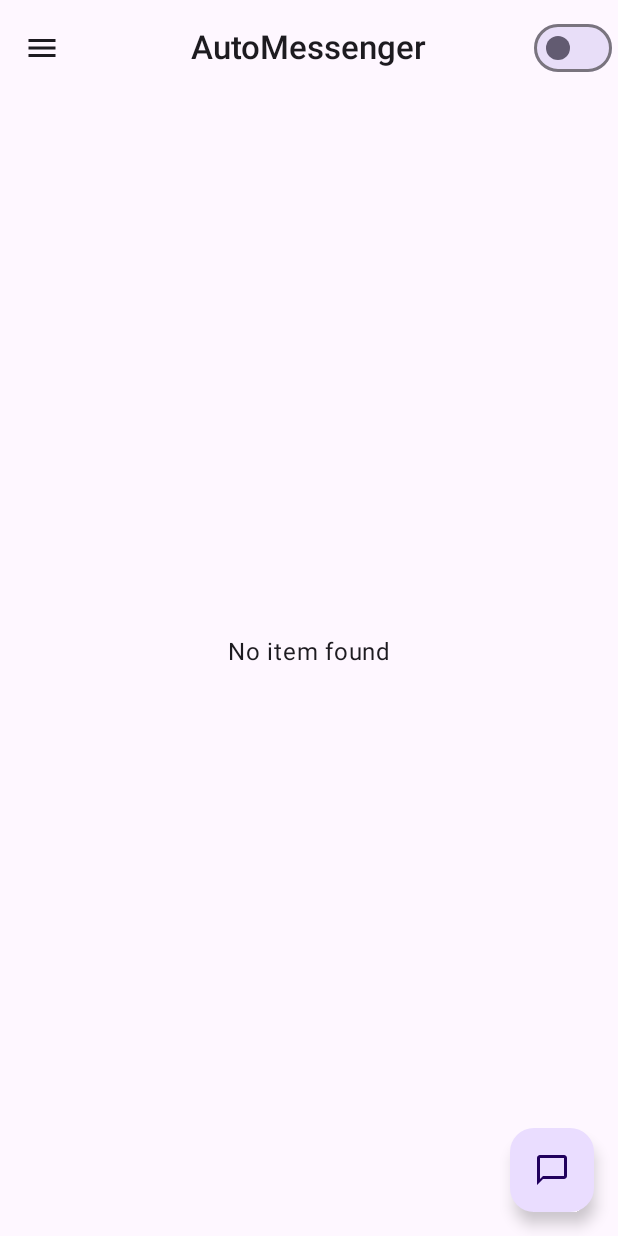
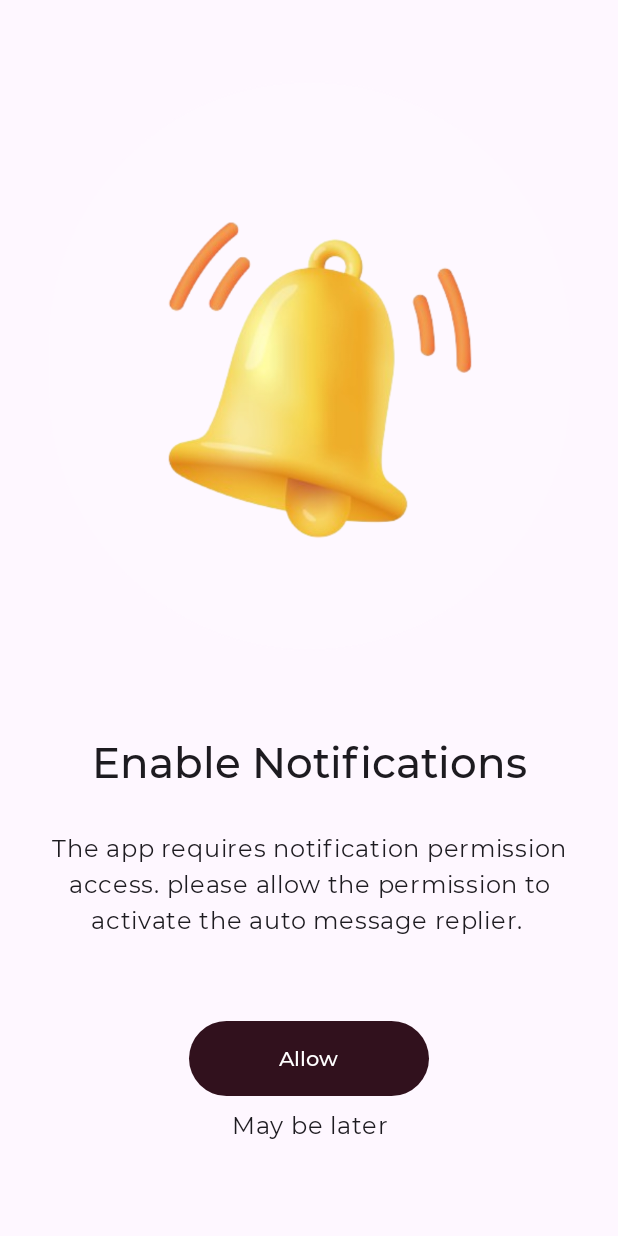
Before and after one commit to sachincvn/AutoMessageReplier, an Android app built with Jetpack Compose: the screen it shows after launch (MainActivity), on a phone screen of 412 x 824 dp. Run offline under Robolectric (Android 15) with nearby library versions, the phone set to English and light mode, and no system bars; our stand-ins replace Dagger/Hilt's generated code.

Commit message:
fixed navigation and permission check

```diff
--- a/app/src/main/java/com/chavan/automessagereplier/MainActivity.kt
+++ b/app/src/main/java/com/chavan/automessagereplier/MainActivity.kt
@@ -16,6 +16,7 @@ import com.chavan.automessagereplier.core.utils.NavigationScreen
 import com.chavan.automessagereplier.notification_service.NotificationUtils
 import com.chavan.automessagereplier.presentation.custom_message.UpsertCustomMessageScreen
 import com.chavan.automessagereplier.presentation.home.HomeScreen
+import com.chavan.automessagereplier.presentation.permissions.NotificationPermissionScreen
 import com.chavan.automessagereplier.ui.theme.AutoMessageReplierTheme
 import dagger.hilt.android.AndroidEntryPoint
 
@@ -23,7 +24,7 @@ import dagger.hilt.android.AndroidEntryPoint
 class MainActivity : ComponentActivity() {
     @OptIn(ExperimentalMaterial3Api::class)
     override fun onCreate(savedInstanceState: Bundle?) {
-        NotificationUtils.requestNotificationPermission(this, packageName)
+//        NotificationUtils.requestNotificationPermission(this, packageName)
         super.onCreate(savedInstanceState)
         setContent {
             AutoMessageReplierTheme {
@@ -31,9 +32,12 @@ class MainActivity : ComponentActivity() {
                     modifier = Modifier.fillMaxSize(),
                 ) {
                     val navController = rememberNavController()
-                    NavHost(navController = navController, startDestination = "HomeScreen") {
+                    NavHost(navController = navController, startDestination = NavigationScreen.NotificationPermissionScreen.route) {
                         composable(NavigationScreen.HomeScreen.route) {
                             HomeScreen(navigator = navController)
+                        }
+                        composable(NavigationScreen.NotificationPermissionScreen.route) {
+                            NotificationPermissionScreen(navigator = navController)
                         }
                         composable(route="${NavigationScreen.UpsertCustomMessageScreen.route}?customMessageId={customMessageId}",
                             arguments = listOf(
--- a/app/src/main/java/com/chavan/automessagereplier/core/utils/NavigationScreen.kt
+++ b/app/src/main/java/com/chavan/automessagereplier/core/utils/NavigationScreen.kt
@@ -3,4 +3,5 @@ package com.chavan.automessagereplier.core.utils
 sealed class NavigationScreen(val route: String) {
     object UpsertCustomMessageScreen: NavigationScreen("UpsertCustomMessageScreen")
     object HomeScreen: NavigationScreen("HomeScreen")
+    object NotificationPermissionScreen: NavigationScreen("NotificationPermissionScreen")
 }
--- a/app/src/main/java/com/chavan/automessagereplier/notification_service/NotificationUtils.kt
+++ b/app/src/main/java/com/chavan/automessagereplier/notification_service/NotificationUtils.kt
@@ -47,12 +47,12 @@ object NotificationUtils {
                 System.currentTimeMillis() - sbn.notification.`when` < MAX_OLD_NOTIFICATION_CAN_BE_REPLIED_TIME_MS
     }
 
-    private fun isNotificationAccessGranted(context: Context, packageName: String): Boolean {
+    public fun isNotificationAccessGranted(context: Context, packageName: String): Boolean {
         val notificationListenerSet = NotificationManagerCompat.getEnabledListenerPackages(context)
         return notificationListenerSet.contains(packageName)
     }
 
-    fun requestNotificationPermission(context: Context, packageName: String) {
+    public fun requestNotificationPermission(context: Context, packageName: String) {
         if (!isNotificationAccessGranted(context, packageName)) {
             val intent = Intent(Settings.ACTION_NOTIFICATION_LISTENER_SETTINGS)
             context.startActivity(intent)
@@ -62,22 +62,4 @@ object NotificationUtils {
     fun isGroupMessageAndReplyAllowed(sbn: StatusBarNotification): Boolean {
         return sbn.notification.extras.getBoolean("android.isGroupConversation")
     }
-
-//    fun isGroupMessageAndReplyAllowed(sbn: StatusBarNotification): Boolean {
-//        val groupMessageReplyEnabled = false
-//        val rawTitle = getTitleRaw(sbn)
-//        //android.text returning SpannableString
-//        val rawText = SpannableString.valueOf("" + sbn.notification.extras["android.text"])
-//        // Detect possible group image message by checking for colon and text starts with camera icon #181
-//        val isPossiblyAnImageGrpMsg =
-//            rawTitle != null && (": ".contains(rawTitle) || "@ ".contains(rawTitle)) && rawText != null && rawText.toString()
-//                .contains("\uD83D\uDCF7")
-//        return if (!sbn.notification.extras.getBoolean("android.isGroupConversation"))
-//        {
-//            !isPossiblyAnImageGrpMsg
-//        } else {
-//            return groupMessageReplyEnabled
-//        }
-//    }
-
 }
--- a/app/src/main/java/com/chavan/automessagereplier/presentation/custom_message/UpsertCustomMessageScreen.kt
+++ b/app/src/main/java/com/chavan/automessagereplier/presentation/custom_message/UpsertCustomMessageScreen.kt
@@ -124,7 +124,9 @@ fun UpsertCustomMessageScreen(
         },
     ) {
         if (state.isCustomMessageAdded) {
-            navigator.navigateUp()
+            LaunchedEffect(Unit) {
+                navigator.popBackStack()
+            }
         }
 
         Box(
--- /dev/null
+++ b/app/src/main/java/com/chavan/automessagereplier/presentation/permissions/NotificationPermissionScreen.kt
@@ -0,0 +1,135 @@
+package com.chavan.automessagereplier.presentation.permissions
+
+import android.content.Intent
+import android.provider.Settings
+import androidx.activity.compose.rememberLauncherForActivityResult
+import androidx.activity.result.contract.ActivityResultContracts
+import androidx.compose.foundation.BorderStroke
+import androidx.compose.foundation.Image
+import androidx.compose.foundation.background
+import androidx.compose.foundation.border
+import androidx.compose.foundation.clickable
+import androidx.compose.foundation.layout.Arrangement
+import androidx.compose.foundation.layout.Box
+import androidx.compose.foundation.layout.Column
+import androidx.compose.foundation.layout.height
+import androidx.compose.foundation.layout.padding
+import androidx.compose.foundation.layout.size
+import androidx.compose.foundation.layout.width
+import androidx.compose.foundation.shape.RoundedCornerShape
+import androidx.compose.material3.Button
+import androidx.compose.material3.ButtonDefaults
+import androidx.compose.material3.MaterialTheme
+import androidx.compose.material3.Text
+import androidx.compose.runtime.Composable
+import androidx.compose.ui.Alignment
+import androidx.compose.ui.Modifier
+import androidx.compose.ui.draw.clip
+import androidx.compose.ui.layout.ContentScale
+import androidx.compose.ui.platform.LocalContext
+import androidx.compose.ui.res.painterResource
+import androidx.compose.ui.text.font.FontWeight
+import androidx.compose.ui.text.style.TextAlign
+import androidx.compose.ui.unit.dp
+import androidx.navigation.NavController
+import com.chavan.automessagereplier.R
+import com.chavan.automessagereplier.core.utils.NavigationScreen
+import com.chavan.automessagereplier.notification_service.NotificationUtils
+
+
+@Composable
+fun NotificationPermissionScreen(
+    navigator: NavController,
+) {
+    val context = LocalContext.current
+    val requestPermissionLauncher = rememberLauncherForActivityResult(ActivityResultContracts.StartActivityForResult()) { result ->
+        if (NotificationUtils.isNotificationAccessGranted(context,"com.chavan.automessagereplier")) {
+            navigator.navigate(NavigationScreen.HomeScreen.route) {
+                popUpTo(NavigationScreen.NotificationPermissionScreen.route) { inclusive = true }
+            }
+        } else {
+            // Handle permission denial
+        }
+    }
+
+    if (NotificationUtils.isNotificationAccessGranted(context,"com.chavan.automessagereplier")) {
+        navigator.navigate(NavigationScreen.HomeScreen.route) {
+            popUpTo(NavigationScreen.NotificationPermissionScreen.route) { inclusive = true }
+        }
+    } else {
+        Column(
+            horizontalAlignment = Alignment.CenterHorizontally,
+            verticalArrangement = Arrangement.SpaceAround,
+            modifier = Modifier.padding(20.dp)
+        ) {
+            Box(
+                modifier = Modifier
+                    .padding(10.dp)
+                    .border(
+                        border = BorderStroke(
+                            width = 1.dp,
+                            MaterialTheme.colorScheme.background,
+                        ),
+                        shape = RoundedCornerShape(50)
+                    )
+                    .clip(RoundedCornerShape(50))
+                    .background(color = MaterialTheme.colorScheme.onError.copy(alpha = .1f))
+                    .padding(top = 30.dp)
+            ) {
+                Image(
+                    painter = painterResource(id = R.drawable.notification_image),
+                    contentDescription = "Notification Permission Icon",
+                    contentScale = ContentScale.Crop,
+                    modifier = Modifier.size(350.dp),
+                    alignment = Alignment.Center,
+                )
+            }
+            Column(
+                horizontalAlignment = Alignment.CenterHorizontally,
+            ) {
+                Text(
+                    text = "Enable Notifications",
+                    style = MaterialTheme.typography.headlineMedium.copy(fontWeight = FontWeight.Medium),
+                    textAlign = TextAlign.Center
+                )
+
+                Text(
+                    text = "The app requires notification permission access. please allow the permission to activate the auto message replier. ",
+                    style = MaterialTheme.typography.bodyLarge,
+                    textAlign = TextAlign.Center,
+                    modifier = Modifier
+                        .padding(horizontal = 12.dp)
+                        .padding(top = 30.dp),
+                )
+            }
+            Column(
+                horizontalAlignment = Alignment.CenterHorizontally,
+            ) {
+                Button(
+                    onClick = {
+                        requestPermissionLauncher.launch(Intent(Settings.ACTION_NOTIFICATION_LISTENER_SETTINGS))
+                    },
+                    colors = ButtonDefaults.buttonColors(containerColor = MaterialTheme.colorScheme.onTertiaryContainer),
+                    modifier = Modifier
+                        .padding(10.dp)
+                        .height(50.dp)
+                        .width(160.dp)
+                ) {
+                    Text(text = "Allow")
+                }
+                Text(
+                    text = "May be later",
+                    style = MaterialTheme.typography.bodyLarge,
+                    textAlign = TextAlign.Center,
+                    modifier = Modifier
+                        .padding(bottom = 20.dp)
+                        .clickable {
+                            navigator.navigate(NavigationScreen.HomeScreen.route) {
+                                popUpTo(NavigationScreen.NotificationPermissionScreen.route) { inclusive = true }
+                            }
+                        }
+                )
+            }
+        }
+    }
+}
--- /dev/null
+++ b/app/src/main/java/com/chavan/automessagereplier/presentation/permissions/NotificationPermissionViewModel.kt
@@ -0,0 +1,9 @@
+package com.chavan.automessagereplier.presentation.permissions
+
+import androidx.lifecycle.ViewModel
+import dagger.hilt.android.lifecycle.HiltViewModel
+import javax.inject.Inject
+
+@HiltViewModel
+class NotificationPermissionViewModel @Inject constructor() :  ViewModel(){
+}
--- a/app/src/main/java/com/chavan/automessagereplier/ui/theme/Theme.kt
+++ b/app/src/main/java/com/chavan/automessagereplier/ui/theme/Theme.kt
@@ -4,6 +4,7 @@ package com.chavan.automessagereplier.ui.theme
 
 import androidx.compose.foundation.isSystemInDarkTheme
 import androidx.compose.material3.MaterialTheme
+import androidx.compose.material3.MaterialTheme.shapes
 import androidx.compose.material3.lightColorScheme
 import androidx.compose.material3.darkColorScheme
 import androidx.compose.runtime.Composable
@@ -77,7 +78,7 @@ private val DarkColors = darkColorScheme(
 @Composable
 fun AutoMessageReplierTheme(
     useDarkTheme: Boolean = isSystemInDarkTheme(),
-    content: @Composable() () -> Unit
+    content: @Composable() () -> Unit,
 ) {
     val colors = if (!useDarkTheme) {
         LightColors
@@ -87,6 +88,8 @@ fun AutoMessageReplierTheme(
 
     MaterialTheme(
         colorScheme = colors,
-        content = content
-    )
+        content = content,
+        typography = Typography,
+        shapes = shapes,
+        )
 }
```
Also changed, not shown: app/src/main/res/drawable/notification_image.png (added).
